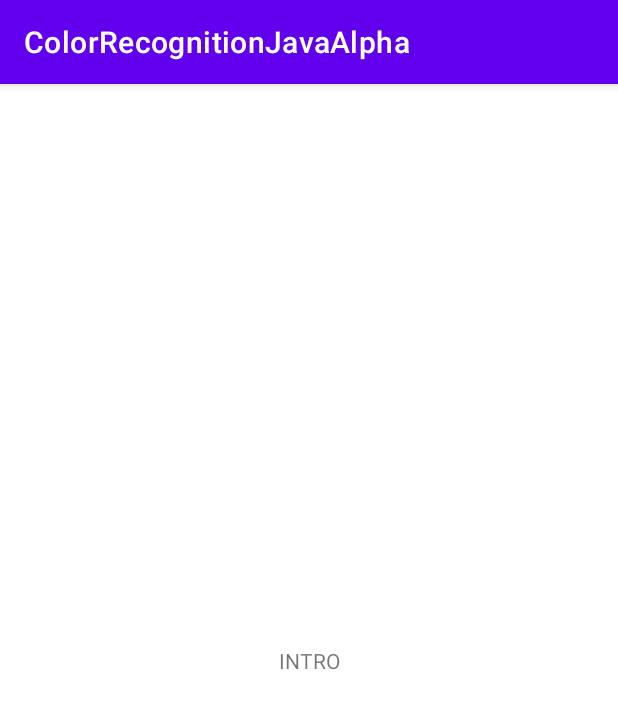
After one commit to zakiburnama/JavaColorRecognition, an Android app: the SplashScreenActivity screen opened directly, with no data from a screen before it, on a phone screen of 412 x 824 dp. The commit adds this screen. Shown: the top 709 px of the screen. Run offline under Robolectric (Android 15) with nearby library versions, the phone set to English and light mode, and no system bars.

Commit message:
splash screen

```diff
--- a/app/build.gradle
+++ b/app/build.gradle
@@ -1,5 +1,6 @@
 plugins {
     id 'com.android.application'
+    id 'org.jetbrains.kotlin.android'
 }
 
 android {
--- /dev/null
+++ b/app/src/main/java/com/example/colorrecognitionjavaalpha/SplashScreenActivity.java
@@ -0,0 +1,27 @@
+package com.example.colorrecognitionjavaalpha;
+
+import androidx.appcompat.app.AppCompatActivity;
+
+import android.annotation.SuppressLint;
+import android.content.Intent;
+import android.os.Bundle;
+import android.os.Handler;
+
+@SuppressLint("CustomSplashScreen")
+public class SplashScreenActivity extends AppCompatActivity {
+
+    @Override
+    protected void onCreate(Bundle savedInstanceState) {
+        super.onCreate(savedInstanceState);
+        setContentView(R.layout.activity_splash_screen);
+
+        new Handler().postDelayed(new Runnable() {
+            @Override
+            public void run() {
+                Intent intent = new Intent(SplashScreenActivity.this, MainActivity.class);
+                startActivity(intent);
+                finish();
+            }
+        }, 2000);
+    }
+}
--- /dev/null
+++ b/app/src/main/res/layout/activity_splash_screen.xml
@@ -0,0 +1,18 @@
+<?xml version="1.0" encoding="utf-8"?>
+<androidx.constraintlayout.widget.ConstraintLayout xmlns:android="http://schemas.android.com/apk/res/android"
+    xmlns:app="http://schemas.android.com/apk/res-auto"
+    xmlns:tools="http://schemas.android.com/tools"
+    android:layout_width="match_parent"
+    android:layout_height="match_parent"
+    tools:context=".SplashScreenActivity">
+
+    <TextView
+        android:id="@+id/textView"
+        android:layout_width="wrap_content"
+        android:layout_height="wrap_content"
+        android:text="INTRO"
+        app:layout_constraintBottom_toBottomOf="parent"
+        app:layout_constraintEnd_toEndOf="parent"
+        app:layout_constraintStart_toStartOf="parent"
+        app:layout_constraintTop_toTopOf="parent" />
+</androidx.constraintlayout.widget.ConstraintLayout>
--- a/build.gradle
+++ b/build.gradle
@@ -1,5 +1,6 @@
 // Top-level build file where you can add configuration options common to all sub-projects/modules.
 plugins {
-    id 'com.android.application' version '7.3.0' apply false
-    id 'com.android.library' version '7.3.0' apply false
+    id 'com.android.application' version '7.4.2' apply false
+    id 'com.android.library' version '7.4.2' apply false
+    id 'org.jetbrains.kotlin.android' version '1.8.20' apply false
 }
--- a/openCV/build.gradle
+++ b/openCV/build.gradle
@@ -89,7 +89,7 @@
 //
 
 plugins {
-    id 'org.jetbrains.kotlin.android' version '1.7.10'
+    id 'org.jetbrains.kotlin.android' version '1.8.20'
 }
 
 apply plugin: 'com.android.library'
@@ -107,8 +107,6 @@ android {
         minSdkVersion 21
         targetSdkVersion 33
 
-        versionCode openCVersionCode
-        versionName openCVersionName
 
         externalNativeBuild {
             cmake {
```
Also changed, not shown: app/src/main/AndroidManifest.xml (+14 -8 lines), app/src/main/java/com/example/colorrecognitionjavaalpha/CameraActivity.java (+12 -1 lines), gradle/wrapper/gradle-wrapper.properties, 363 other files.
